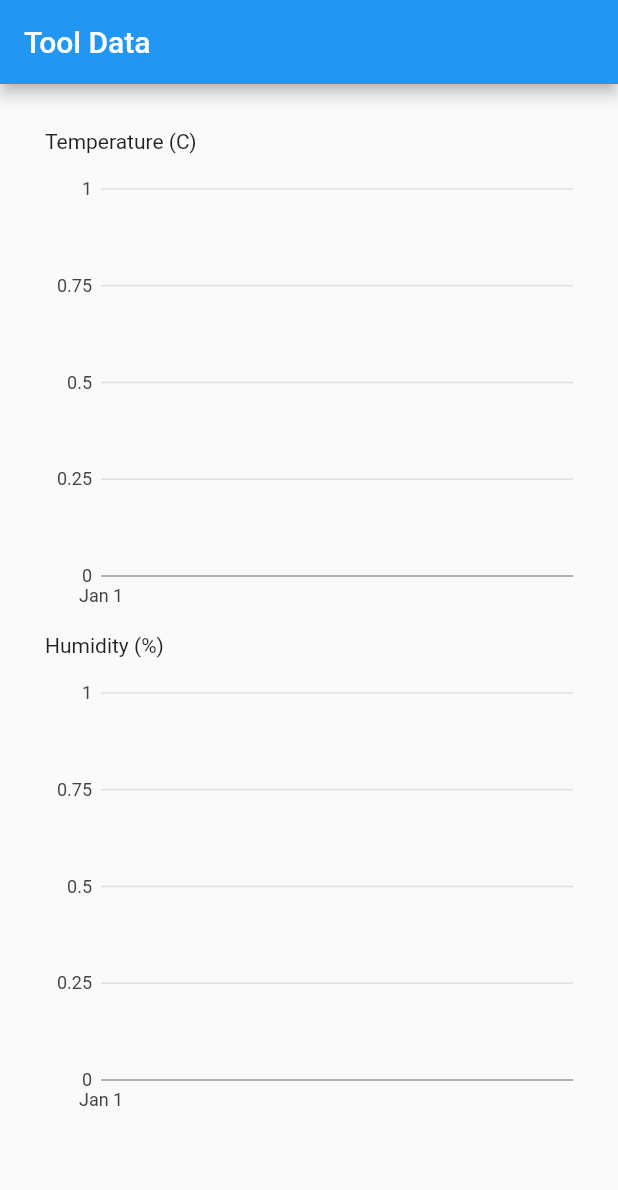
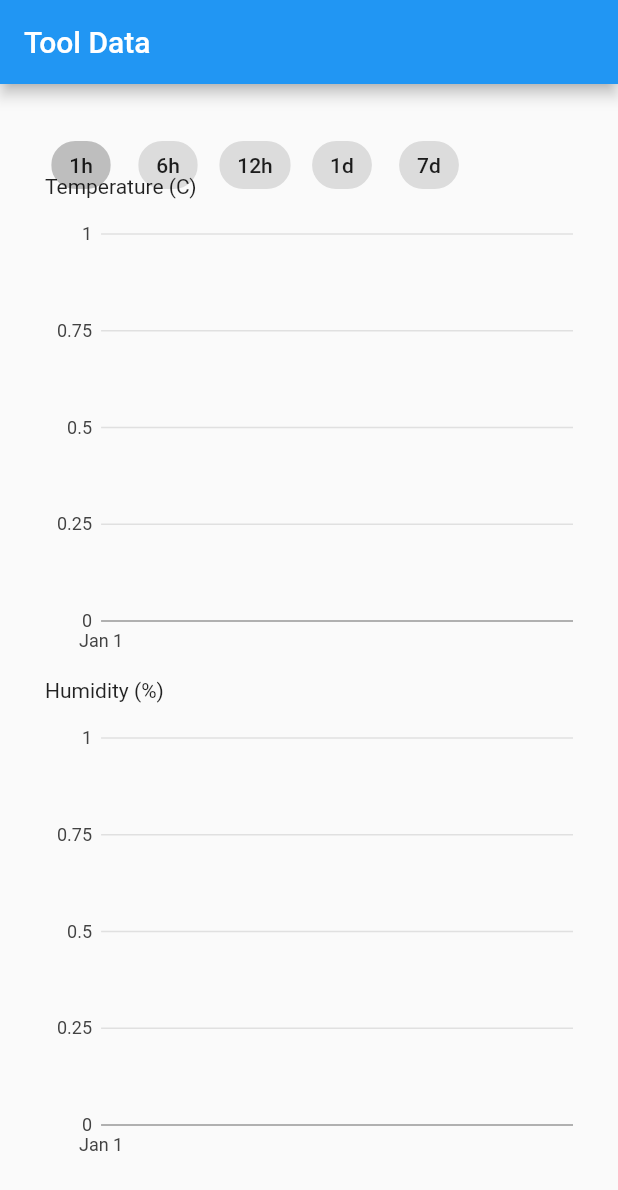
Before and after one commit to SirBigG/greenhouse, a Flutter app: the screen it shows after launch, on a phone screen of 412 x 824 dp. Shown: the top 1190 px of the screen. Run offline on Flutter 3.47's test engine with Material 2 defaults, Android fonts, the phone set to English and light mode, and no system bars; our stand-ins replace charts_flutter; network calls fail.

Commit message:
Added period filters.

```diff
--- a/lib/main.dart
+++ b/lib/main.dart
@@ -34,10 +34,11 @@ class MyHomePage extends StatefulWidget {
 class _MyHomePageState extends State<MyHomePage> {
   List temperatureData = [];
   List humidityData = [];
+  String filter = '1h';
 
-  getTemperature() async {
+  getTemperature({period = '1h'}) async {
     var response = await http.get(
-      'http://greenhouse-api.agromega.in.ua/temperature',
+      'http://greenhouse-api.agromega.in.ua/temperature?period=$period',
       headers: {'Accept': 'application/json'},
     );
     setState(() {
@@ -46,9 +47,9 @@ class _MyHomePageState extends State<MyHomePage> {
     });
   }
 
-  getHumidity() async {
+  getHumidity({period = '1h'}) async {
     var response = await http.get(
-      'http://greenhouse-api.agromega.in.ua/humidity',
+      'http://greenhouse-api.agromega.in.ua/humidity?period=$period',
       headers: {'Accept': 'application/json'},
     );
     setState(() {
@@ -76,19 +77,38 @@ class _MyHomePageState extends State<MyHomePage> {
                 child: ListView(
                   scrollDirection: Axis.vertical,
                   children: [
+                    Container(
+                        height: 30.0,
+                        width: 900.0,
+                        child: ListView(
+                          scrollDirection: Axis.horizontal,
+                          children: <Widget>[
+                            Wrap(spacing: 10.0, runSpacing: 0.0, children: [
+                              filterChip('1h'),
+                              filterChip('6h'),
+                              filterChip('12h'),
+                              filterChip('1d'),
+                              filterChip('7d'),
+                            ])
+                          ],
+                        )),
                     Text("Temperature (C)"),
                     SingleChildScrollView(
                       scrollDirection: Axis.horizontal,
                       child: Container(
                           margin: EdgeInsets.only(top: 10.0, bottom: 10.0),
-                  height: 300.0, width: 900.0, child: createTemperatureChart()),
+                          height: 300.0,
+                          width: 900.0,
+                          child: createTemperatureChart()),
                     ),
                     Text("Humidity (%)"),
                     SingleChildScrollView(
                       scrollDirection: Axis.horizontal,
                       child: Container(
                           margin: EdgeInsets.only(top: 10.0, bottom: 10.0),
-                  height: 300.0, width: 900.0, child: createHumidityChart()),
+                          height: 300.0,
+                          width: 900.0,
+                          child: createHumidityChart()),
                     )
                   ],
                 ))));
@@ -121,6 +141,21 @@ class _MyHomePageState extends State<MyHomePage> {
           tickProviderSpec:
               new charts.BasicNumericTickProviderSpec(zeroBound: false)),
     );
+  }
+
+  Widget filterChip(String period) {
+    return ChoiceChip(
+        selected: period == filter,
+        label: Text(period),
+        onSelected: (bool selected) {
+          if (period != filter) {
+            setState(() {
+              filter = period;
+            });
+            this.getTemperature(period: period).then((d) => {});
+            this.getHumidity(period: period).then((d) => {});
+          }
+        });
   }
 
   Widget createHumidityChart() {
```
Lines whose indentation alone changed are shown as unchanged.
